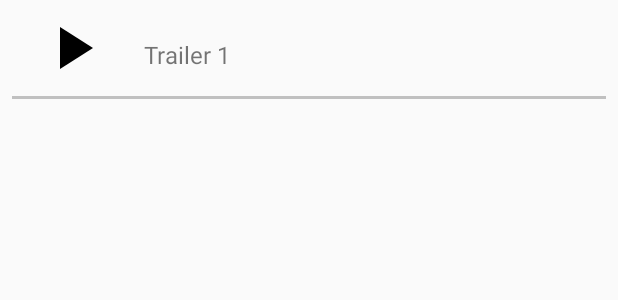
After one commit to estherguiuhernandez/MoviesAppStage2, an Android app: the layout layout_trailer.xml on its own in the app's theme, with its tools: preview values and no code run, on a phone screen of 412 x 824 dp. The commit adds this screen. Shown: the top 300 px of the screen. Run offline under Robolectric (Android 15) with nearby library versions, the phone set to English and light mode, and no system bars.

Commit message:
Add trailer view to layout Add method to play youtubeVideos through intent

```diff
--- a/app/build.gradle
+++ b/app/build.gradle
@@ -9,6 +9,7 @@ android {
         versionCode 1
         versionName "1.0"
         testInstrumentationRunner "android.support.test.runner.AndroidJUnitRunner"
+        android.defaultConfig.vectorDrawables.useSupportLibrary = true
     }
     buildTypes {
         release {
--- /dev/null
+++ b/app/src/main/res/drawable/ic_play_arrow_black_48dp.xml
@@ -0,0 +1,10 @@
+<vector xmlns:android="http://schemas.android.com/apk/res/android"
+    android:width="48dp"
+    android:height="48dp"
+    android:autoMirrored="true"
+    android:viewportWidth="24.0"
+    android:viewportHeight="24.0">
+    <path
+        android:fillColor="#FF000000"
+        android:pathData="M8,5v14l11,-7z" />
+</vector>
--- /dev/null
+++ b/app/src/main/res/layout/layout_trailer.xml
@@ -0,0 +1,30 @@
+<?xml version="1.0" encoding="utf-8"?>
+<android.support.constraint.ConstraintLayout xmlns:android="http://schemas.android.com/apk/res/android"
+    xmlns:app="http://schemas.android.com/apk/res-auto"
+    xmlns:tools="http://schemas.android.com/tools"
+    android:layout_width="match_parent"
+    android:layout_height="match_parent">
+
+    <TextView
+        android:id="@+id/textView"
+        style="@style/TextViewTrailer"
+        app:layout_constraintBottom_toBottomOf="@+id/iv_play_button"
+        app:layout_constraintStart_toEndOf="@+id/iv_play_button"
+        app:layout_constraintTop_toTopOf="@+id/iv_play_button"
+        tools:text="@string/tv_trailer_text" />
+
+    <ImageView
+        android:id="@+id/iv_play_button"
+        style="@style/PlayButton"
+        app:layout_constraintStart_toStartOf="parent"
+        app:layout_constraintTop_toTopOf="parent"
+        app:srcCompat="@drawable/ic_play_arrow_black_48dp" />
+
+    <View
+        android:id="@+id/splitLine_hor"
+        style="@style/SplitLine"
+        app:layout_constraintEnd_toEndOf="parent"
+        app:layout_constraintStart_toStartOf="parent"
+        app:layout_constraintTop_toBottomOf="@+id/iv_play_button" />
+
+</android.support.constraint.ConstraintLayout>
--- a/app/src/main/res/values/colors.xml
+++ b/app/src/main/res/values/colors.xml
@@ -5,4 +5,5 @@
     <color name="colorAccent">#D81B60</color>
 
     <color name="colorTitle">#008577</color>
+    <color name="colorSplitLine">#c0c0c0</color>
 </resources>
--- a/app/src/main/res/values/dimens.xml
+++ b/app/src/main/res/values/dimens.xml
@@ -1,5 +1,10 @@
 <?xml version="1.0" encoding="utf-8"?>
 <resources>
+
+    <dimen name="width_match_constraint">0dp</dimen>
+    <dimen name="split_line_height">2dp</dimen>
+    <dimen name="margin_split_line">8dp</dimen>
+
     <dimen name="margin_start_tv_details_activity">16dp</dimen>
     <dimen name="margin_top_details_activity">8dp</dimen>
     <dimen name="margin_end_details_activity">16dp</dimen>
@@ -22,5 +27,8 @@
     <dimen name="movie_text_size_header2">16dp</dimen>
     <dimen name="movie_text_size_pragraph">12dp</dimen>
 
+    <dimen name="margin_trailer_view">24dp</dimen>
+    <dimen name="margin_top_trailer_view">8dp</dimen>
+
 
 </resources>
--- a/app/src/main/res/values/strings.xml
+++ b/app/src/main/res/values/strings.xml
@@ -12,5 +12,6 @@
     <string name="btn_favorite_text">Mark as \nfavorite</string>
     <string name="votes_overall">/10</string>
     <string name="trailers_textview">Trailers</string>
+    <string name="tv_trailer_text">Trailer 1</string>
 
 </resources>
--- a/app/src/main/res/values/styles.xml
+++ b/app/src/main/res/values/styles.xml
@@ -85,4 +85,32 @@
     </style>
 
 
+    <!-- View splitline style -->
+    <style name="SplitLine">
+        <!-- Customize your theme here. -->
+        <item name="android:layout_width">@dimen/width_match_constraint</item>
+        <item name="android:layout_height">@dimen/split_line_height</item>
+        <item name="android:layout_marginTop">@dimen/margin_split_line</item>
+        <item name="android:layout_marginStart">@dimen/margin_split_line</item>
+        <item name="android:layout_marginEnd">@dimen/margin_split_line</item>
+        <item name="android:background">@color/colorSplitLine</item>
+    </style>
+
+    <!-- TextView trailer style once in detail -->
+    <style name="TextViewTrailer" parent="TextViewsMainStyle">
+        <!-- Customize your theme here. -->
+        <item name="android:textSize">@dimen/movie_text_size_header2</item>
+        <item name="android:layout_marginStart">@dimen/margin_trailer_view</item>
+    </style>
+
+    <!-- View playbutton style -->
+    <style name="PlayButton">
+        <!-- Customize your theme here. -->
+        <item name="android:layout_width">wrap_content</item>
+        <item name="android:layout_height">wrap_content</item>
+        <item name="android:layout_marginTop">@dimen/margin_top_trailer_view</item>
+        <item name="android:layout_marginStart">@dimen/margin_trailer_view</item>
+    </style>
+
+
 </resources>
```
Also changed, not shown: app/src/main/java/com/example/moviesapp/MovieDetailsActivity.java (+25 -5 lines), app/src/main/java/com/example/moviesapp/utilities/MoviesJsonUtils.java (+8 -5 lines), app/src/main/res/drawable/ic_play_arrow_black_24dp.xml (added, +10 -0 lines), app/src/main/res/layout/activity_movie_details.xml (+1 -6 lines).
